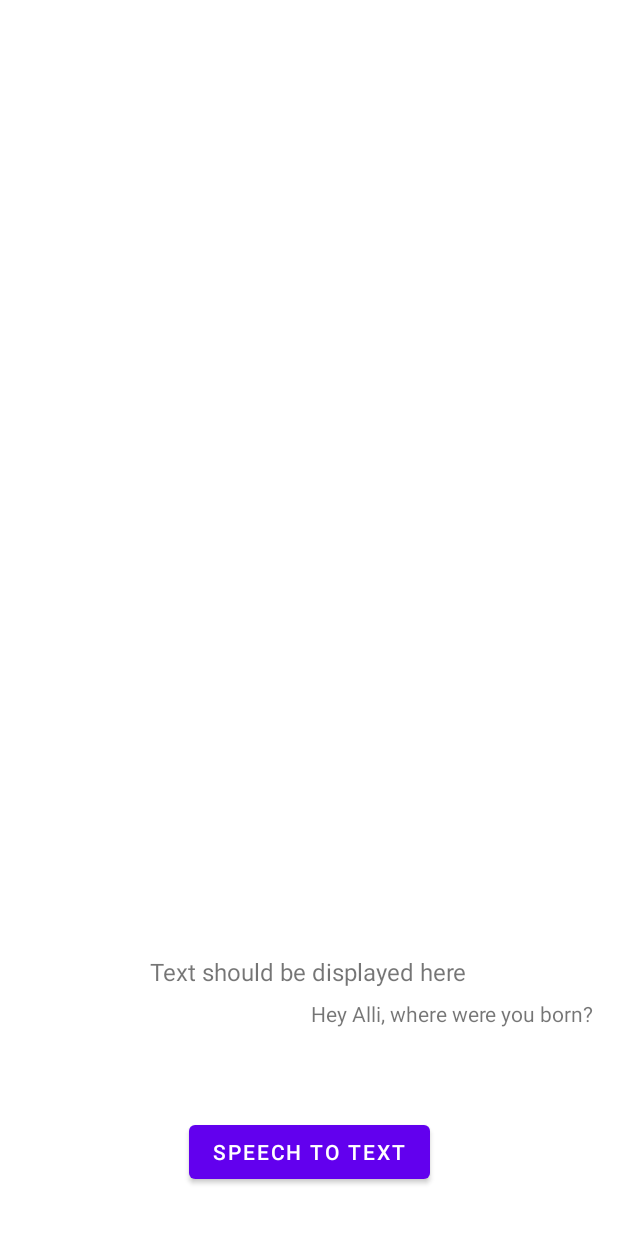
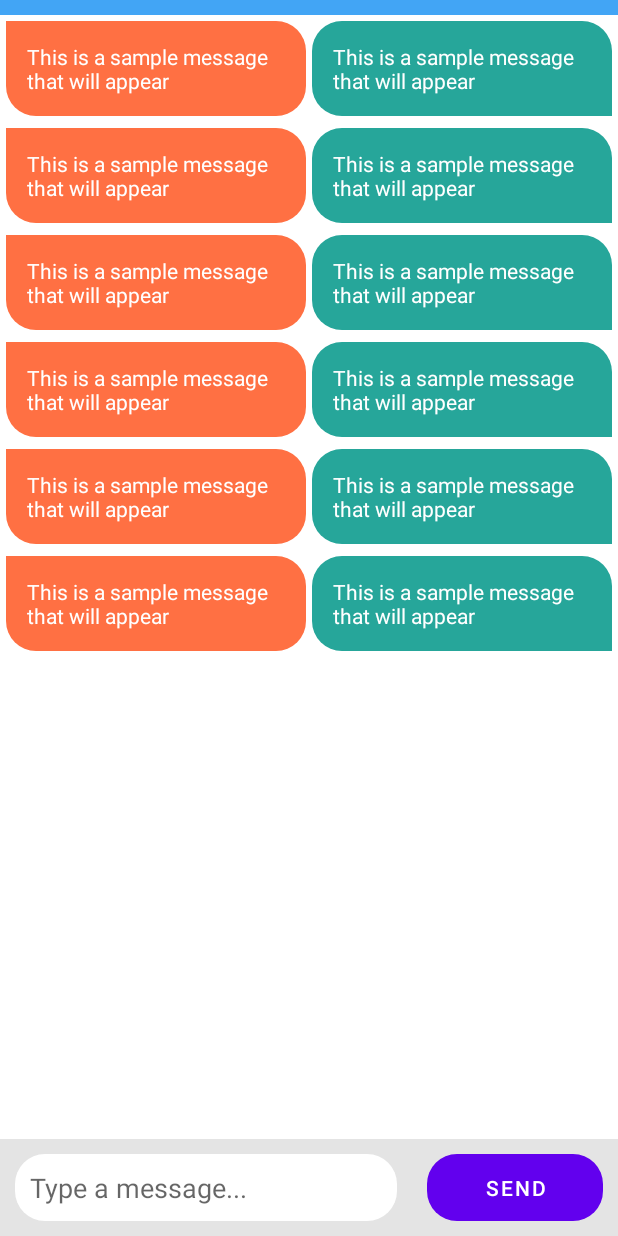
Before and after one commit to ChrisCJFern/AlliGators, an Android app: the layout activity_chat.xml on its own in the app's theme, with its tools: preview values and no code run, on a phone screen of 412 x 824 dp. Run offline under Robolectric (Android 15) with nearby library versions, the light colour scheme and no system bars.

Commit message:
added ui elements to chat activity

```diff
--- a/app/build.gradle
+++ b/app/build.gradle
@@ -54,4 +54,11 @@ dependencies {
     testImplementation 'junit:junit:4.13.2'
     androidTestImplementation 'androidx.test.ext:junit:1.1.3'
     androidTestImplementation 'androidx.test.espresso:espresso-core:3.4.0'
+
+    //RecyclerView
+    implementation 'androidx.recyclerview:recyclerview:1.1.0'
+
+    //Coroutines
+    implementation 'org.jetbrains.kotlinx:kotlinx-coroutines-core:1.3.9'
+    implementation 'org.jetbrains.kotlinx:kotlinx-coroutines-android:1.3.9'
 }
--- /dev/null
+++ b/app/src/main/res/drawable/receive_round_box.xml
@@ -0,0 +1,9 @@
+<?xml version="1.0" encoding="utf-8"?>
+<shape xmlns:android="http://schemas.android.com/apk/res/android">
+
+    <corners android:topLeftRadius="0dp"
+        android:topRightRadius="20dp"
+        android:bottomLeftRadius="20dp"
+        android:bottomRightRadius="20dp" />
+
+</shape>
--- /dev/null
+++ b/app/src/main/res/drawable/round_button.xml
@@ -0,0 +1,6 @@
+<?xml version="1.0" encoding="utf-8"?>
+<shape xmlns:android="http://schemas.android.com/apk/res/android">
+
+    <corners android:radius="20dp"/>
+
+</shape>
--- /dev/null
+++ b/app/src/main/res/drawable/send_round_box.xml
@@ -0,0 +1,9 @@
+<?xml version="1.0" encoding="utf-8"?>
+<shape xmlns:android="http://schemas.android.com/apk/res/android">
+
+    <corners android:topLeftRadius="20dp"
+        android:topRightRadius="20dp"
+        android:bottomLeftRadius="20dp"
+        android:bottomRightRadius="0dp" />
+
+</shape>
--- a/app/src/main/res/layout/activity_chat.xml
+++ b/app/src/main/res/layout/activity_chat.xml
@@ -1,3 +1,65 @@
+<?xml version="1.0" encoding="utf-8"?>
+<RelativeLayout xmlns:android="http://schemas.android.com/apk/res/android"
+    xmlns:app="http://schemas.android.com/apk/res-auto"
+    xmlns:tools="http://schemas.android.com/tools"
+    android:layout_width="match_parent"
+    android:layout_height="match_parent"
+    tools:context="ChatActivity">
+
+
+    <LinearLayout
+        android:id="@+id/ll_layout_bar"
+        android:layout_width="match_parent"
+        android:layout_height="wrap_content"
+        android:layout_alignParentBottom="true"
+        android:background="#E4E4E4"
+        android:orientation="horizontal">
+
+        <EditText
+            android:id="@+id/et_message"
+            android:inputType="textShortMessage"
+            android:layout_width="match_parent"
+            android:layout_height="wrap_content"
+            android:layout_margin="10dp"
+            android:layout_weight=".5"
+            android:background="@drawable/round_button"
+            android:backgroundTint="@android:color/white"
+            android:hint="Type a message..."
+            android:padding="10dp"
+            android:singleLine="true" />
+
+        <Button
+            android:id="@+id/btn_send"
+            android:layout_width="match_parent"
+            android:layout_height="match_parent"
+            android:layout_margin="10dp"
+            android:layout_weight="1"
+            android:background="@drawable/round_button"
+            android:backgroundTint="#26A69A"
+            android:text="Send"
+            android:textColor="@android:color/white" />
+
+    </LinearLayout>
+
+    <androidx.recyclerview.widget.RecyclerView
+        android:id="@+id/rv_messages"
+        android:layout_width="match_parent"
+        android:layout_height="match_parent"
+        android:layout_above="@id/ll_layout_bar"
+        android:layout_below="@+id/dark_divider"
+        tools:itemCount="20"
+        tools:listitem="@layout/message_item" />
+    <View
+        android:layout_width="match_parent"
+        android:layout_height="10dp"
+        android:background="#42A5F5"
+        android:id="@+id/dark_divider"/>
+
+
+</RelativeLayout>
+
+<!--
+FIXME: Add the speech to text
 <?xml version="1.0" encoding="utf-8"?>
 <androidx.constraintlayout.widget.ConstraintLayout xmlns:android="http://schemas.android.com/apk/res/android"
     xmlns:app="http://schemas.android.com/apk/res-auto"
@@ -42,3 +104,4 @@
         app:layout_constraintVertical_bias="0.828" />
 
 </androidx.constraintlayout.widget.ConstraintLayout>
+-->
--- /dev/null
+++ b/app/src/main/res/layout/message_item.xml
@@ -0,0 +1,34 @@
+<?xml version="1.0" encoding="utf-8"?>
+<RelativeLayout xmlns:android="http://schemas.android.com/apk/res/android"
+    android:layout_width="match_parent"
+    android:layout_height="wrap_content">
+
+    <TextView
+        android:id="@+id/tv_message"
+        android:layout_width="200dp"
+        android:layout_height="wrap_content"
+        android:layout_alignParentEnd="true"
+        android:layout_margin="4dp"
+        android:background="@drawable/send_round_box"
+        android:backgroundTint="#26A69A"
+        android:padding="14dp"
+        android:text="This is a sample message that will appear"
+        android:textColor="@android:color/white"
+        android:textSize="14sp" />
+
+    <TextView
+        android:visibility="visible"
+        android:id="@+id/tv_bot_message"
+        android:layout_width="200dp"
+        android:layout_height="wrap_content"
+        android:layout_alignParentStart="true"
+        android:layout_margin="4dp"
+        android:background="@drawable/receive_round_box"
+        android:backgroundTint="#FF7043"
+        android:padding="14dp"
+        android:text="This is a sample message that will appear"
+        android:textColor="@android:color/white"
+        android:textSize="14sp" />
+
+
+</RelativeLayout>
--- a/app/src/main/res/values/colors.xml
+++ b/app/src/main/res/values/colors.xml
@@ -7,4 +7,5 @@
     <color name="teal_700">#FF018786</color>
     <color name="black">#FF000000</color>
     <color name="white">#FFFFFFFF</color>
+    <color name="orange">#FF7043</color>
 </resources>
--- /dev/null
+++ b/app/src/main/res/values/styles.xml
@@ -0,0 +1,30 @@
+
+
+<resources>
+    <!-- Base application theme. -->
+    <style name="AppTheme" parent="Theme.AppCompat.Light.DarkActionBar">
+        <!-- Customize your theme here. -->
+        <item name="colorPrimary">@color/purple_500</item>
+        <item name="colorPrimaryDark">@color/purple_700</item>
+        <item name="colorAccent">@color/teal_200</item>
+
+        <item name="android:statusBarColor">#fff</item>
+        <item name="android:windowLightStatusBar">true</item>
+
+        <item name="android:navigationBarColor">#E4E4E4</item>
+        <item name="android:windowLightNavigationBar">true</item>
+
+        <item name="actionBarStyle">@style/MyActionBar</item>
+
+    </style>
+
+    <style name="MyActionBar" parent="@style/Widget.AppCompat.ActionBar.Solid">
+        <item name="titleTextStyle">@style/MyTitleTextStyle</item>
+    </style>
+
+    <style name="MyTitleTextStyle" parent="@style/TextAppearance.AppCompat.Widget.ActionBar.Title">
+        <item name="android:textColor">#000</item>
+    </style>
+
+
+</resources>
```
